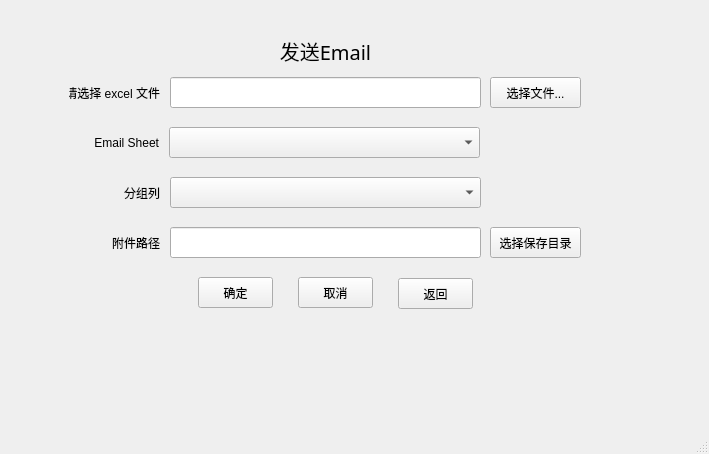
Before: the Qt Designer form emailonlywindow.ui in ainiaa/splitExcel, drawn with Qt 5.
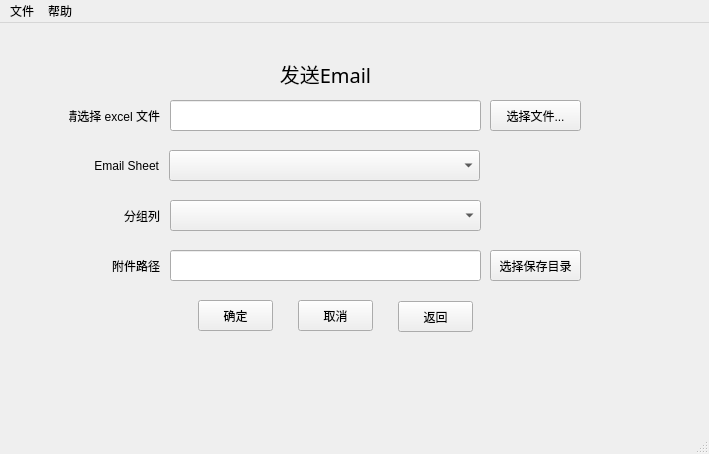
After: the same form once the commit is applied. Icons and pictures are not drawn.

The edit to the form file:
```diff
--- a/emailonlywindow.ui
+++ b/emailonlywindow.ui
@@ -234,6 +234,23 @@
      <height>23</height>
     </rect>
    </property>
+   <widget class="QMenu" name="menuFile">
+    <property name="title">
+     <string>文件</string>
+    </property>
+    <addaction name="actionConfig_Setting"/>
+   </widget>
+   <widget class="QMenu" name="menuHelp">
+    <property name="title">
+     <string>帮助</string>
+    </property>
+    <addaction name="actionAbout"/>
+    <addaction name="actionCheckUpdate"/>
+    <addaction name="actionReportBug"/>
+    <addaction name="actionSuggest"/>
+   </widget>
+   <addaction name="menuFile"/>
+   <addaction name="menuHelp"/>
   </widget>
   <widget class="QStatusBar" name="statusbar"/>
  </widget>
```
Left out of the diff: 25 changed lines with no effect on the pictures.
